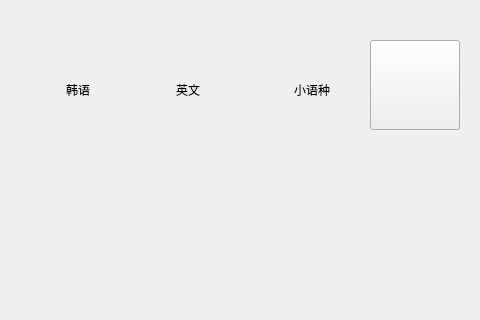
This is src/XMusic/medialibdlg.ui in 1028417/XMusic as Qt 5 draws it before an edit; both pictures show x 520 to 1000 and y 0 to 320 of the 1000 by 500 pixel window. The edited form follows.
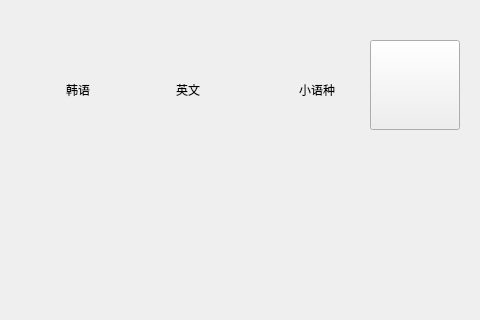
This is the edited form. Icons and pictures are not drawn. Custom widgets are drawn as their Qt base class.

Diff of the .ui file:
```diff
--- a/src/XMusic/medialibdlg.ui
+++ b/src/XMusic/medialibdlg.ui
@@ -207,7 +207,7 @@
    <widget class="CLabel" name="labelDemandEUR">
     <property name="geometry">
      <rect>
-      <x>440</x>
+      <x>445</x>
       <y>0</y>
       <width>130</width>
       <height>60</height>
```
